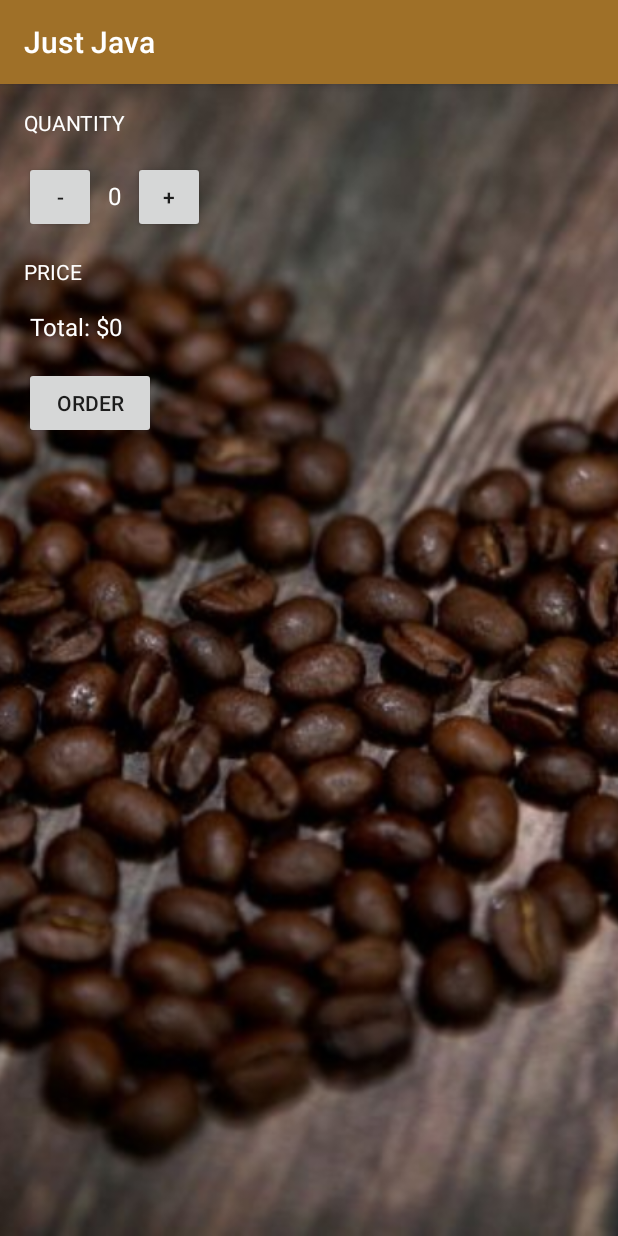
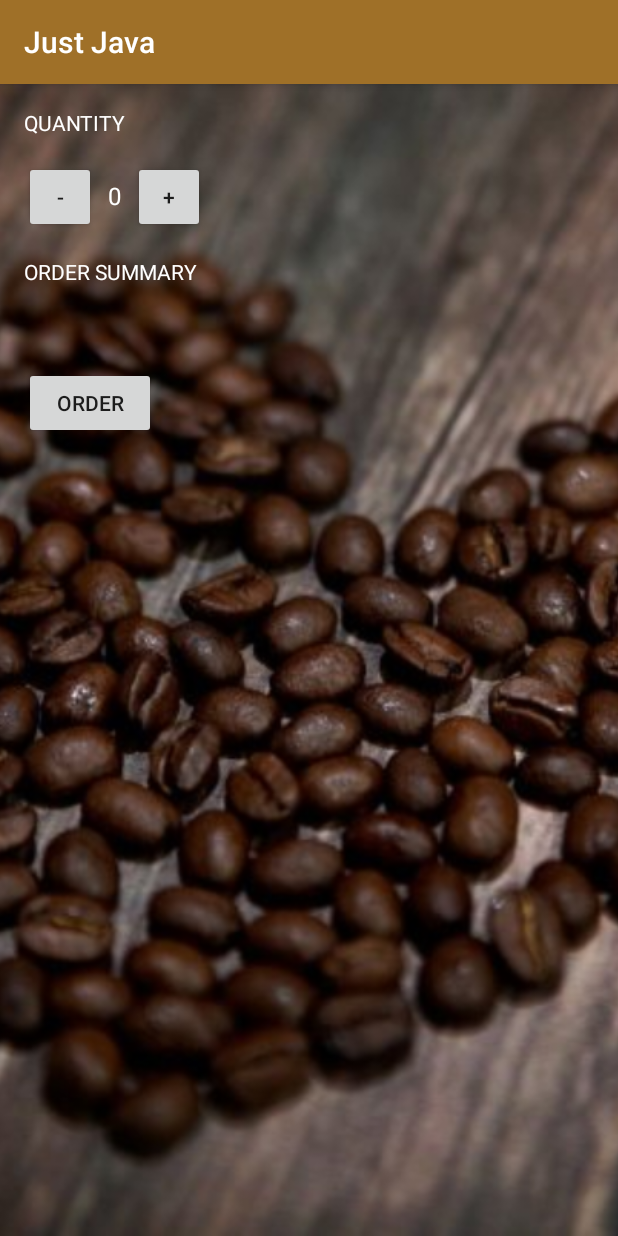
Before and after one commit to yogeshdixit41/AndroidStudyJam_GDG, an Android app: the screen it shows after launch (LaunchActivity), after a tap on "ORDER", on a phone screen of 412 x 824 dp. Run offline under Robolectric (Android 15) with nearby library versions, the phone set to English and light mode, and no system bars.

Commit message:
minor changes to LaunchActivity class and layout

```diff
--- a/JustJava/app/src/main/java/com/atandroidjam/yogesh/justjava/LaunchActivity.java
+++ b/JustJava/app/src/main/java/com/atandroidjam/yogesh/justjava/LaunchActivity.java
@@ -18,17 +18,6 @@ public class LaunchActivity extends AppCompatActivity {
     protected void onCreate(Bundle savedInstanceState) {
         super.onCreate(savedInstanceState);
         setContentView(R.layout.activity_launch);
-
-/*        Button orderButton = (Button) findViewById(R.id.OrderButton);
-
-        orderButton.setOnClickListener(new View.OnClickListener() {
-            @Override
-            public void onClick(View v) {
-                display(1);
-            }
-        });
-*/
-
     }
 
     /**
@@ -37,11 +26,11 @@ public class LaunchActivity extends AppCompatActivity {
     public void submitOrder(View view)
     {
         String priceMessage = "";
-        if(numberOfCoffeesOrdered > 0)
-            priceMessage = "Total: $"+ numberOfCoffeesOrdered*5+"\nThank you!";
-        else
-            priceMessage = " Total: $0";
-        displayMessage(priceMessage);
+        int finalPrice = calculatePrice(numberOfCoffeesOrdered);
+
+        String finalOrderDescription = createOrderSummary(finalPrice);
+
+        displayMessage(finalOrderDescription);
         displayQuantity(numberOfCoffeesOrdered);
         //displayPrice(numberOfCoffeesOrdered * pricePerCoffee);
     }
@@ -49,28 +38,12 @@ public class LaunchActivity extends AppCompatActivity {
     /**
      * This method displays the given quantity value on the screen.
      */
-    private void displayQuantity(int number) {
+    private void displayQuantity(int quantityNumber) {
         TextView quantityTextView = (TextView) findViewById(
                 R.id.quantity_text_view);
-        quantityTextView.setText("" + number);
+        quantityTextView.setText("" + quantityNumber);
     }
 
-    /**
-     * This method displays the given price on the screen.
-     */
-    private void displayPrice(int number) {
-        TextView priceTextView = (TextView) findViewById(R.id.price_text_view);
-        priceTextView.setText(NumberFormat.getCurrencyInstance().format(number));
-
-        if(number == 0)
-        {
-            Toast.makeText(getApplicationContext(),"You can't buy happiness", Toast.LENGTH_SHORT).show();
-            Toast.makeText(getApplicationContext(), "But you can buy COFFEE", Toast.LENGTH_SHORT).show();
-        }
-        else
-            Toast.makeText(getApplicationContext(),"Enjoy your coffee, Thank you !!!", Toast.LENGTH_SHORT).show();
-
-    }
 
     /**
      * increment coffee cups by 1
@@ -94,8 +67,33 @@ public class LaunchActivity extends AppCompatActivity {
      * This method displays the given text on the screen.
      */
     private void displayMessage(String message) {
-        TextView priceTextView = (TextView) findViewById(R.id.price_text_view);
-        priceTextView.setText(message);
+        TextView orderSummaryTextView = (TextView) findViewById(R.id.order_summary_text_view);
+        orderSummaryTextView.setText(message);
+    }
+
+
+    /**
+     * Calculates the price of the order.
+     *
+     * @param quantity is the number of cups of coffee ordered
+     */
+    private int calculatePrice(int quantity) {
+        int price = quantity * pricePerCoffee;
+        return price;
+
+    }
+
+    private int calculatePrice(int quantity, int pricePerCup) {
+        int price = quantity * pricePerCup;
+        return price;
+    }
+
+    private String createOrderSummary(int price)
+    {
+        String orderDescription = "";
+        if(price > 0)
+            orderDescription = " Name : Yogesh Dixit \n Quantity: " + numberOfCoffeesOrdered + "\n Total: $"+ price+ "\n Thank You !";
+        return orderDescription;
     }
 
 }
--- a/JustJava/app/src/main/res/layout/activity_launch.xml
+++ b/JustJava/app/src/main/res/layout/activity_launch.xml
@@ -72,12 +72,12 @@
             android:layout_width="wrap_content"
             android:layout_height="wrap_content"
             android:layout_marginBottom="16dp"
-            android:text="Price"
+            android:text="Order Summary"
             android:textAllCaps="true"
             android:textColor="@color/white"/>
 
         <TextView
-            android:id="@+id/price_text_view"
+            android:id="@+id/order_summary_text_view"
             android:layout_width="wrap_content"
             android:layout_height="wrap_content"
             android:text="$0"
```
